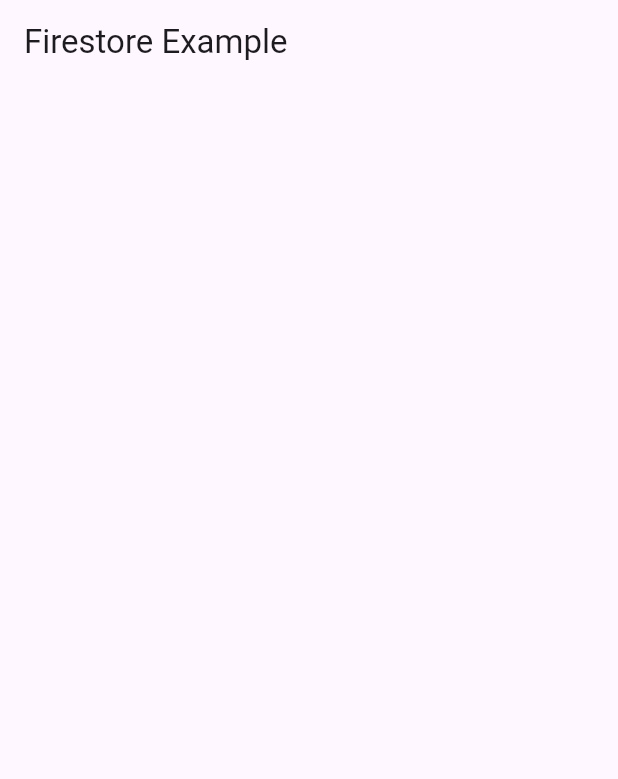
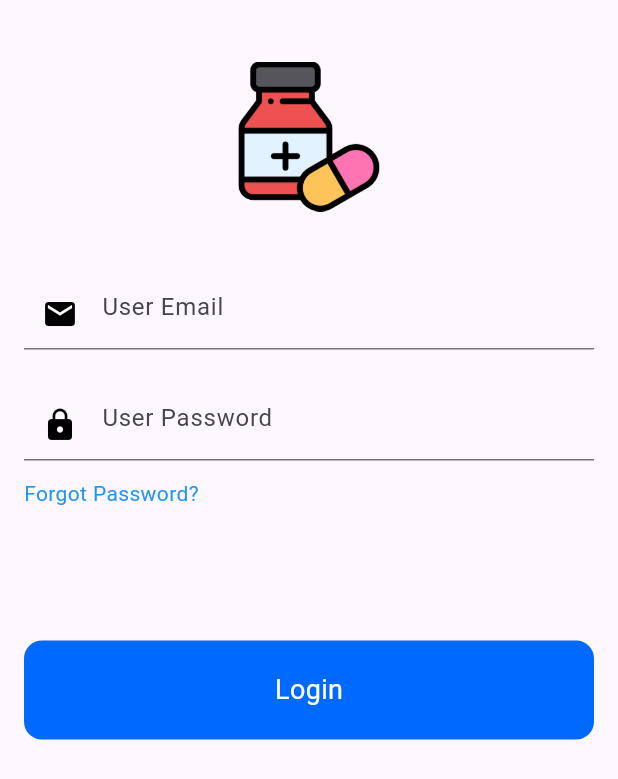
Before and after one commit to kevintervoli/medsync, a Flutter app: the screen it shows after launch, on a phone screen of 412 x 824 dp. Shown: the top 779 px of the screen. Run offline on Flutter 3.47's test engine with Material 3 defaults, Android fonts, the phone set to English and light mode, and no system bars; our stand-ins replace cloud_firestore, firebase_core; accounts and stored records are empty.

Commit message:
created the login

```diff
--- a/lib/main.dart
+++ b/lib/main.dart
@@ -1,6 +1,8 @@
+import 'package:flutter/cupertino.dart';
 import 'package:flutter/material.dart';
 import 'package:firebase_core/firebase_core.dart';
 import 'package:cloud_firestore/cloud_firestore.dart';
+import 'package:flutter/widgets.dart';
 
 void main() async {
   WidgetsFlutterBinding.ensureInitialized();
@@ -14,49 +16,104 @@ class MyApp extends StatelessWidget {
   @override
   Widget build(BuildContext context) {
     return MaterialApp(
-      home: Scaffold(
-        appBar: AppBar(
-          title: Text('Firestore Example'),
-        ),
-        body: StreamBuilder(
-          stream: FirebaseFirestore.instance.collection('users').snapshots(),
-          builder: (context, AsyncSnapshot<QuerySnapshot> snapshot) {
-            if (snapshot.connectionState == ConnectionState.waiting) {
-              return Center(
-                child: CircularProgressIndicator(),
-              );
-            }
-            if (snapshot.hasError) {
-              return Center(
-                child: Text('Error: ${snapshot.error}'),
-              );
-            }
-            return ListView.builder(
-              itemCount: snapshot.data!.docs.length,
-              itemBuilder: (context, index) {
-                DocumentSnapshot document = snapshot.data!.docs[index];
-                return ListTile(
-                  title: Text(document['name']),
-                  subtitle: Column(
-                    crossAxisAlignment: CrossAxisAlignment.start,
-                    children: [
-                      Text("Surname: ${document['surname']}"),
-                      Text("Email: ${document['email']}"),
-                      Text("Username: ${document['username']}"),
-                      Text("Age: ${document['age']}"),
-                      Text("Address: ${document['address']}"),
-                      Text("Password: ${document['password']}"),
-                    ],
+      home: HomePage(),
+    );
+  }
+}
 
-                  )
+class LoginScreen extends StatefulWidget {
+  const LoginScreen({key});
 
+  @override
+  State<LoginScreen> createState() => _LoginScreenState();
+}
 
-                );
-              },
-            );
-          },
-        ),
+class _LoginScreenState extends State<LoginScreen> {
+  @override
+  Widget build(BuildContext context) {
+    return SingleChildScrollView(
+      padding: const EdgeInsets.all(16.0),
+      child: Column(
+        mainAxisAlignment: MainAxisAlignment.center,
+        crossAxisAlignment: CrossAxisAlignment.start,
+        children: [
+          // const Text("MedSync",
+          //     style: TextStyle(
+          //       color: Colors.black,
+          //       fontSize: 28.0,
+          //       fontWeight: FontWeight.bold,
+          //     )),
+          // const Text("Login to Your App",
+          //     style: TextStyle(
+          //       color: Colors.black,
+          //       fontSize: 48,
+          //       fontWeight: FontWeight.bold,
+          //     )),
+          Center(
+            child: Padding(
+              padding: const EdgeInsets.only(top:25.0),
+              child: Image.asset(
+                'assets/medicine.png',
+                width: 100, // Adjust the width of the image
+                height: 100, // Adjust the height of the image
+                alignment:
+                    Alignment.center, // Centers the image within its container
+              ),
+            ),
+          ),
+          const SizedBox(height: 44.0),
+          const TextField(
+            keyboardType: TextInputType.emailAddress,
+            decoration: InputDecoration(
+                hintText: "User Email",
+                prefixIcon: Icon(Icons.mail, color: Colors.black)),
+          ),
+          const SizedBox(
+            height: 26.0,
+          ),
+          const TextField(
+            obscureText: true,
+            decoration: InputDecoration(
+                hintText: "User Password",
+                prefixIcon: Icon(Icons.lock, color: Colors.black)),
+          ),
+          const SizedBox(height: 12.0),
+          const Text("Forgot Password?", style: TextStyle(color: Colors.blue)),
+          const SizedBox(height: 88.0),
+          Container(
+            width: double.infinity,
+            child: RawMaterialButton(
+              fillColor: Color(0xFF0069FE),
+              elevation: 0.0,
+              padding: EdgeInsets.symmetric(vertical: 20.0),
+              shape: RoundedRectangleBorder(
+                  borderRadius: BorderRadius.circular(12.0)),
+              onPressed: () {},
+              child: Text('Login',
+                  style: TextStyle(
+                    color: Colors.white,
+                    fontSize: 18.0,
+                  )),
+            ),
+          ),
+        ],
       ),
     );
   }
 }
+
+class HomePage extends StatefulWidget {
+  const HomePage({super.key});
+
+  @override
+  State<HomePage> createState() => _HomePageState();
+}
+
+class _HomePageState extends State<HomePage> {
+  @override
+  Widget build(BuildContext context) {
+    return Scaffold(
+      body: LoginScreen(),
+    );
+  }
+}
--- a/pubspec.yaml
+++ b/pubspec.yaml
@@ -91,7 +91,8 @@ flutter:
   #
   # For details regarding fonts from package dependencies,
   # see https://flutter.dev/custom-fonts/#from-packages
-assets:
+  assets:
+    - assets/medicine.png
     - android/app/src/main/res/mipmap-mdpi/medical.png
     - android/app/src/main/res/mipmap-hdpi/medical.png
     - android/app/src/main/res/mipmap-xhdpi/medical.png
```
Also changed, not shown: assets/medicine.png (added).
